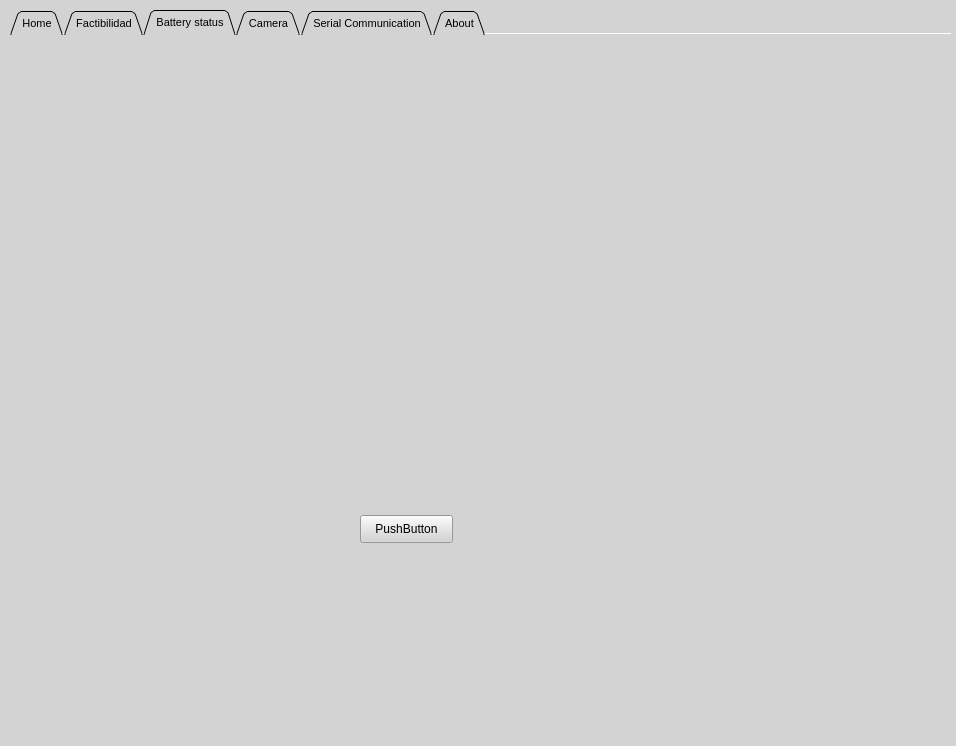
Qt form HMI.ui (Dartherick/Proyecto2_Angelica) before a commit.
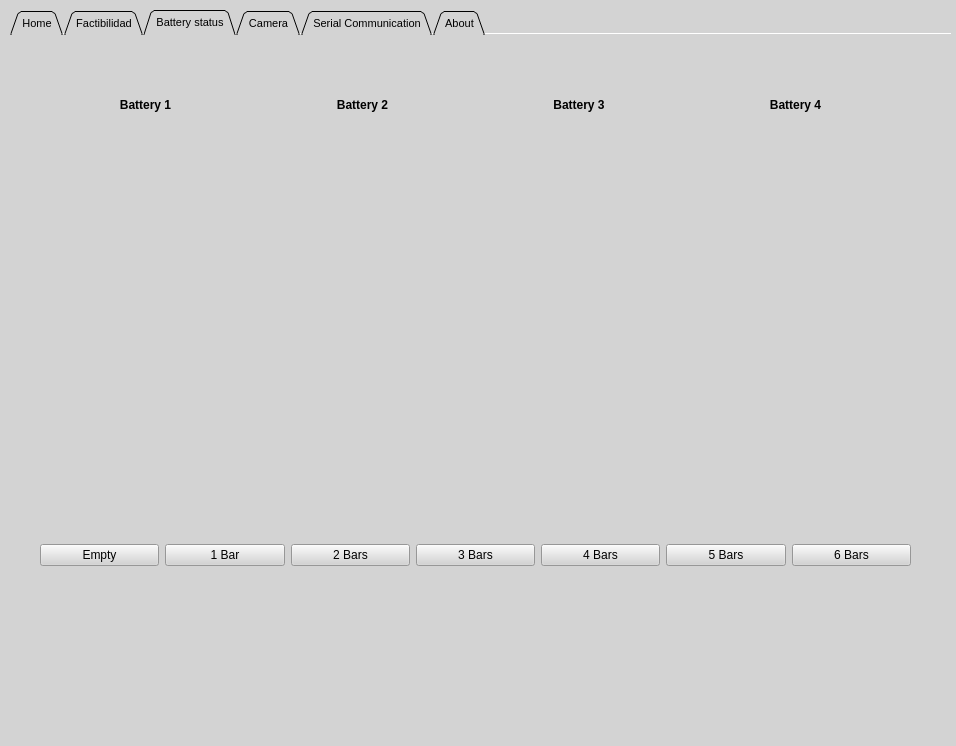
The same form after that commit. The open tabs and pages were chosen to show the change. Icons and pictures are not drawn.

```diff
--- a/HMI.ui
+++ b/HMI.ui
@@ -286,9 +286,9 @@
      <widget class="QWidget" name="horizontalLayoutWidget">
       <property name="geometry">
        <rect>
-        <x>-10</x>
-        <y>60</y>
-        <width>941</width>
+        <x>30</x>
+        <y>120</y>
+        <width>871</width>
         <height>281</height>
        </rect>
       </property>
@@ -332,18 +332,146 @@
        </item>
       </layout>
      </widget>
-     <widget class="QPushButton" name="pushButton">
+     <widget class="QWidget" name="horizontalLayoutWidget_2">
       <property name="geometry">
        <rect>
-        <x>350</x>
+        <x>30</x>
         <y>480</y>
-        <width>93</width>
-        <height>28</height>
+        <width>871</width>
+        <height>80</height>
        </rect>
       </property>
-      <property name="text">
-       <string>PushButton</string>
+      <layout class="QHBoxLayout" name="horizontalLayout_2">
+       <item>
+        <widget class="QPushButton" name="pushButton">
+         <property name="text">
+          <string>Empty</string>
+         </property>
+        </widget>
+       </item>
+       <item>
+        <widget class="QPushButton" name="pushButton_2">
+         <property name="text">
+          <string>1 Bar</string>
+         </property>
+        </widget>
+       </item>
+       <item>
+        <widget class="QPushButton" name="pushButton_3">
+         <property name="text">
+          <string>2 Bars</string>
+         </property>
+        </widget>
+       </item>
+       <item>
+        <widget class="QPushButton" name="pushButton_4">
+         <property name="text">
+          <string>3 Bars</string>
+         </property>
+        </widget>
+       </item>
+       <item>
+        <widget class="QPushButton" name="pushButton_5">
+         <property name="text">
+          <string>4 Bars</string>
+         </property>
+        </widget>
+       </item>
+       <item>
+        <widget class="QPushButton" name="pushButton_6">
+         <property name="text">
+          <string>5 Bars</string>
+         </property>
+        </widget>
+       </item>
+       <item>
+        <widget class="QPushButton" name="pushButton_7">
+         <property name="text">
+          <string>6 Bars</string>
+         </property>
+        </widget>
+       </item>
+      </layout>
+     </widget>
+     <widget class="QWidget" name="horizontalLayoutWidget_3">
+      <property name="geometry">
+       <rect>
+        <x>30</x>
+        <y>30</y>
+        <width>861</width>
+        <height>80</height>
+       </rect>
       </property>
+      <layout class="QHBoxLayout" name="horizontalLayout_3">
+       <item>
+        <widget class="QLabel" name="label_6">
+         <property name="font">
+          <font>
+           <pointsize>9</pointsize>
+           <weight>75</weight>
+           <bold>true</bold>
+          </font>
+         </property>
+         <property name="text">
+          <string>Battery 1</string>
+         </property>
+         <property name="alignment">
+          <set>Qt::AlignCenter</set>
+         </property>
+        </widget>
+       </item>
+       <item>
+        <widget class="QLabel" name="label_10">
+         <property name="font">
+          <font>
+           <pointsize>9</pointsize>
+           <weight>75</weight>
+           <bold>true</bold>
+          </font>
+         </property>
+         <property name="text">
+          <string>Battery 2</string>
+         </property>
+         <property name="alignment">
+          <set>Qt::AlignCenter</set>
+         </property>
+        </widget>
+       </item>
+       <item>
+        <widget class="QLabel" name="label_11">
+         <property name="font">
+          <font>
+           <pointsize>9</pointsize>
+           <weight>75</weight>
+           <bold>true</bold>
+          </font>
+         </property>
+         <property name="text">
+          <string>Battery 3</string>
+         </property>
+         <property name="alignment">
+          <set>Qt::AlignCenter</set>
+         </property>
+        </widget>
+       </item>
+       <item>
+        <widget class="QLabel" name="label_16">
+         <property name="font">
+          <font>
+           <pointsize>9</pointsize>
+           <weight>75</weight>
+           <bold>true</bold>
+          </font>
+         </property>
+         <property name="text">
+          <string>Battery 4</string>
+         </property>
+         <property name="alignment">
+          <set>Qt::AlignCenter</set>
+         </property>
+        </widget>
+       </item>
+      </layout>
      </widget>
     </widget>
     <widget class="QWidget" name="Camera_Tab">
```
Left out of the diff: 113 changed lines with no effect on the pictures.
